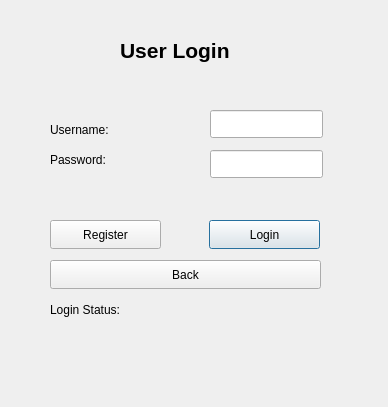
First picture: the form in userloginwindow.ui, repository KirolousFouty/Hospital_Project, before the edit.
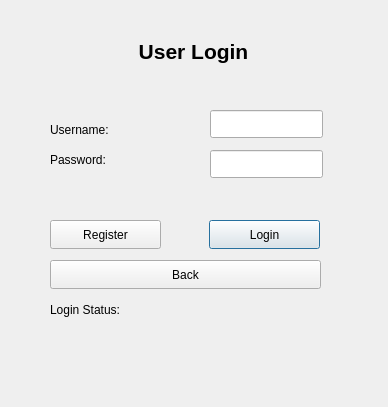
Second picture: the form after the edit.

Diff of the .ui file:
```diff
--- a/userloginwindow.ui
+++ b/userloginwindow.ui
@@ -117,9 +117,9 @@
   <widget class="QLabel" name="userLoginTitle">
    <property name="geometry">
     <rect>
-     <x>120</x>
-     <y>30</y>
-     <width>141</width>
+     <x>-2</x>
+     <y>31</y>
+     <width>391</width>
      <height>41</height>
     </rect>
    </property>
@@ -132,6 +132,9 @@
    <property name="text">
     <string>User Login</string>
    </property>
+   <property name="alignment">
+    <set>Qt::AlignCenter</set>
+   </property>
   </widget>
  </widget>
  <tabstops>
```
